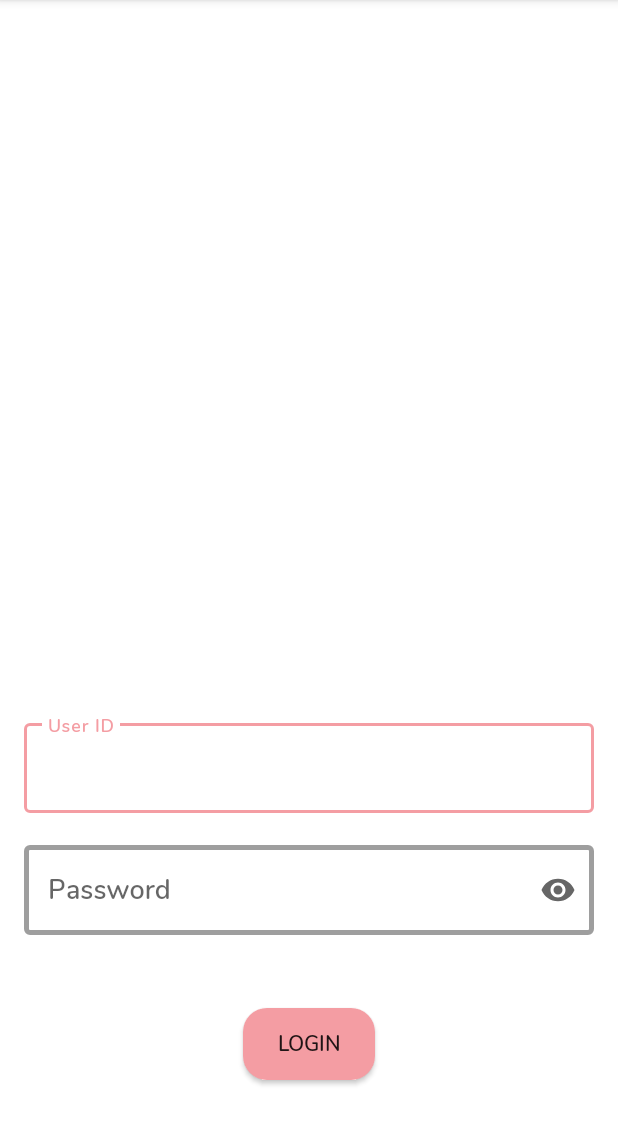
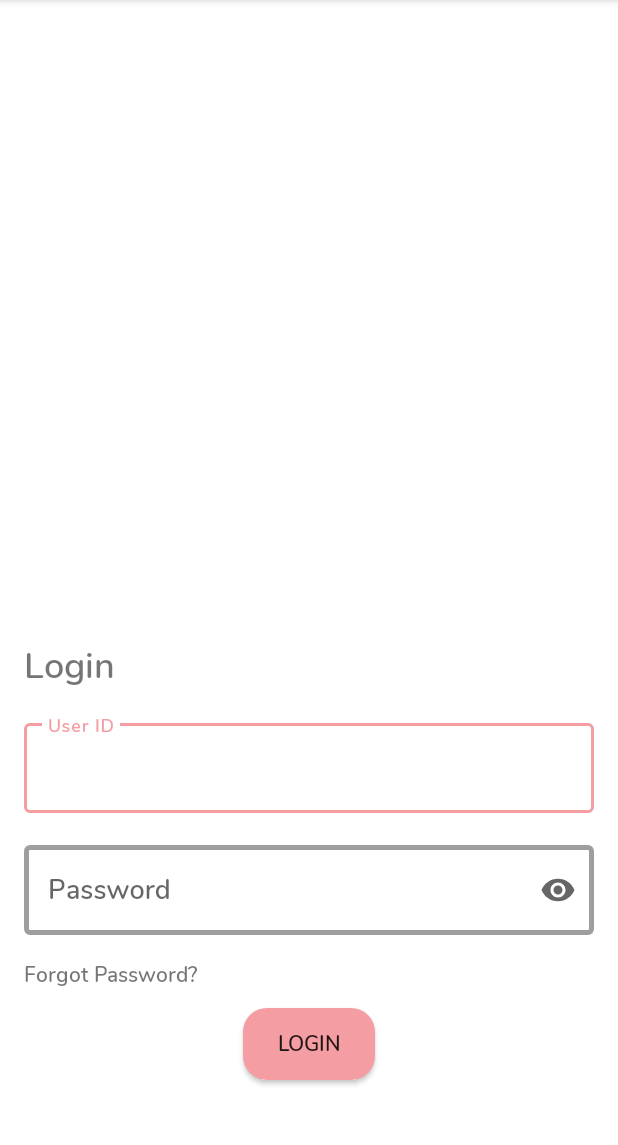
Before and after one commit to sbansal1999/medical-gateway, an Android app: the LoginActivity screen opened directly, with no data from a screen before it, on a phone screen of 412 x 824 dp, the part 84-1229 px from its top. Run offline under Robolectric (Android 15) with nearby library versions, the phone set to English and light mode, and no system bars.

Commit message:
Made some design changes.

```diff
--- a/app/src/main/res/layout/activity_login.xml
+++ b/app/src/main/res/layout/activity_login.xml
@@ -6,6 +6,15 @@
     android:layout_height="match_parent"
     tools:context=".LoginActivity">
 
+    <TextView
+        android:layout_width="wrap_content"
+        android:layout_height="wrap_content"
+        android:layout_marginStart="@dimen/standard"
+        android:layout_marginLeft="@dimen/standard"
+        android:text="@string/login"
+        android:textSize="@dimen/standard_heading_size"
+        app:layout_constraintBottom_toTopOf="@id/guideline"
+        app:layout_constraintStart_toStartOf="parent" />
 
     <androidx.constraintlayout.widget.Guideline
         android:id="@+id/guideline"
@@ -51,6 +60,17 @@
         app:layout_constraintBottom_toBottomOf="parent"
         app:layout_constraintEnd_toEndOf="parent"
         app:layout_constraintStart_toStartOf="parent"
+        app:layout_constraintTop_toBottomOf="@+id/text_password" />
+
+    <TextView
+        android:id="@+id/textView2"
+        android:layout_width="wrap_content"
+        android:layout_height="wrap_content"
+        android:layout_marginTop="@dimen/standard"
+        android:clickable="true"
+        android:focusable="true"
+        android:text="@string/forgot_password"
+        app:layout_constraintStart_toStartOf="@id/text_password"
         app:layout_constraintTop_toBottomOf="@id/text_password" />
 
 
--- a/app/src/main/res/layout/activity_main.xml
+++ b/app/src/main/res/layout/activity_main.xml
@@ -7,13 +7,12 @@
     tools:context=".MainActivity">
 
     <TextView
-        style="@style/TextAppearance.AppCompat.Large"
         android:layout_width="wrap_content"
         android:layout_height="wrap_content"
         android:layout_marginStart="@dimen/standard"
         android:layout_marginLeft="@dimen/standard"
-        android:layout_marginBottom="8dp"
         android:text="@string/welcome"
+        android:textSize="@dimen/standard_heading_size"
         app:layout_constraintBottom_toTopOf="@id/guideline_center"
         app:layout_constraintStart_toStartOf="parent" />
 
--- a/app/src/main/res/values/dimens.xml
+++ b/app/src/main/res/values/dimens.xml
@@ -4,4 +4,5 @@
     <dimen name="space_between_dots">4dp</dimen>
     <dimen name="standard">16dp</dimen>
     <dimen name="text_input_stroke_width">3dp</dimen>
+    <dimen name="standard_heading_size">24sp</dimen>
 </resources>
--- a/app/src/main/res/values/strings.xml
+++ b/app/src/main/res/values/strings.xml
@@ -28,5 +28,6 @@
 
     <!--    Login Activity-->
     <string name="user_id">User ID</string>
+    <string name="forgot_password">Forgot Password?</string>
 
 </resources>
```
